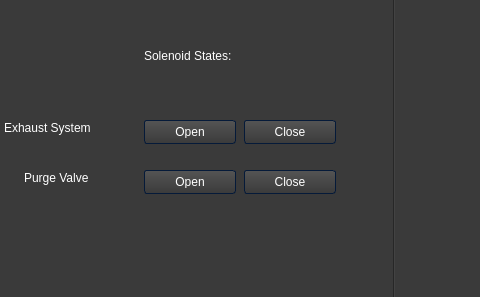
maxblack29/DetControl, file initiatorgui1.ui: the form before one commit; both pictures show x 396 to 876 and y 0 to 297 of the 1220 by 297 pixel window.
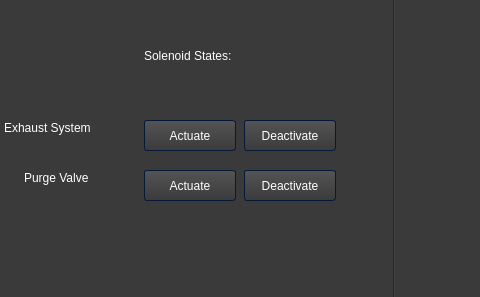
The form after the commit. Icons and pictures are not drawn.

Commit message: Troubleshooting threading

The edit to the form file:
```diff
--- a/initiatorgui1.ui
+++ b/initiatorgui1.ui
@@ -2729,11 +2729,11 @@
      <x>540</x>
      <y>120</y>
      <width>92</width>
-     <height>24</height>
+     <height>31</height>
     </rect>
    </property>
    <property name="text">
-    <string>Open</string>
+    <string>Actuate</string>
    </property>
    <property name="default">
     <bool>false</bool>
@@ -2745,11 +2745,11 @@
      <x>540</x>
      <y>170</y>
      <width>92</width>
-     <height>24</height>
+     <height>31</height>
     </rect>
    </property>
    <property name="text">
-    <string>Open</string>
+    <string>Actuate</string>
    </property>
   </widget>
   <widget class="QPushButton" name="closeS2">
@@ -2758,11 +2758,11 @@
      <x>640</x>
      <y>170</y>
      <width>92</width>
-     <height>24</height>
+     <height>31</height>
     </rect>
    </property>
    <property name="text">
-    <string>Close</string>
+    <string>Deactivate</string>
    </property>
    <property name="default">
     <bool>true</bool>
@@ -2774,11 +2774,11 @@
      <x>640</x>
      <y>120</y>
      <width>92</width>
-     <height>24</height>
+     <height>31</height>
     </rect>
    </property>
    <property name="text">
-    <string>Close</string>
+    <string>Deactivate</string>
    </property>
    <property name="default">
     <bool>true</bool>
```
The commit also changes 2 other files.
